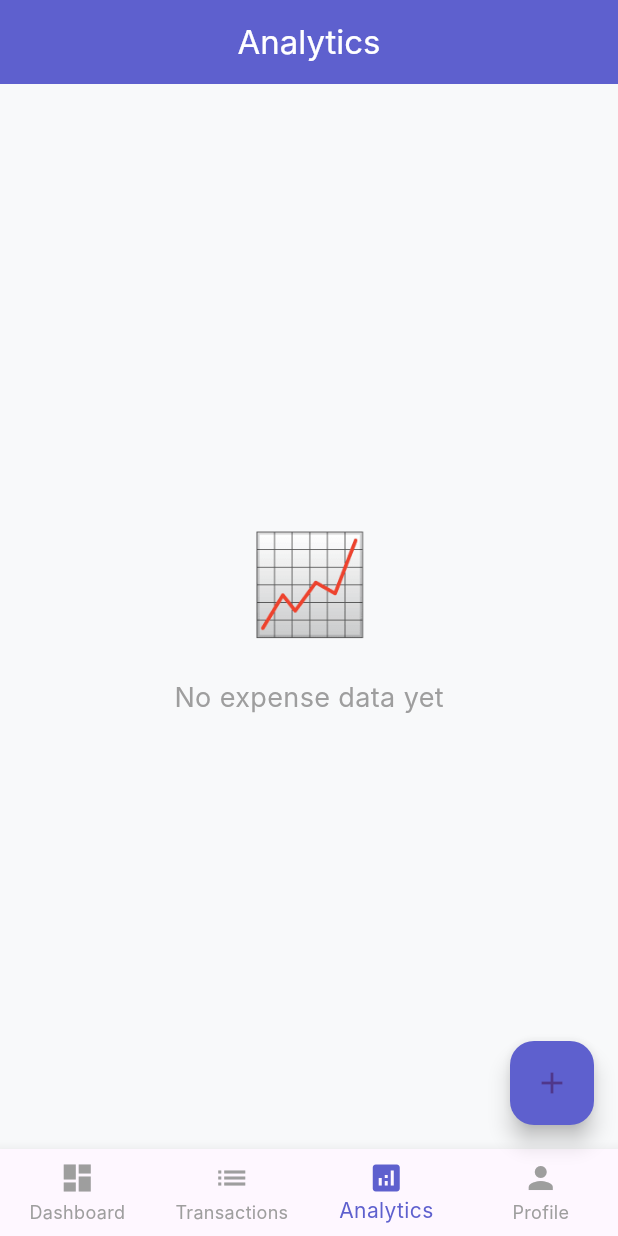
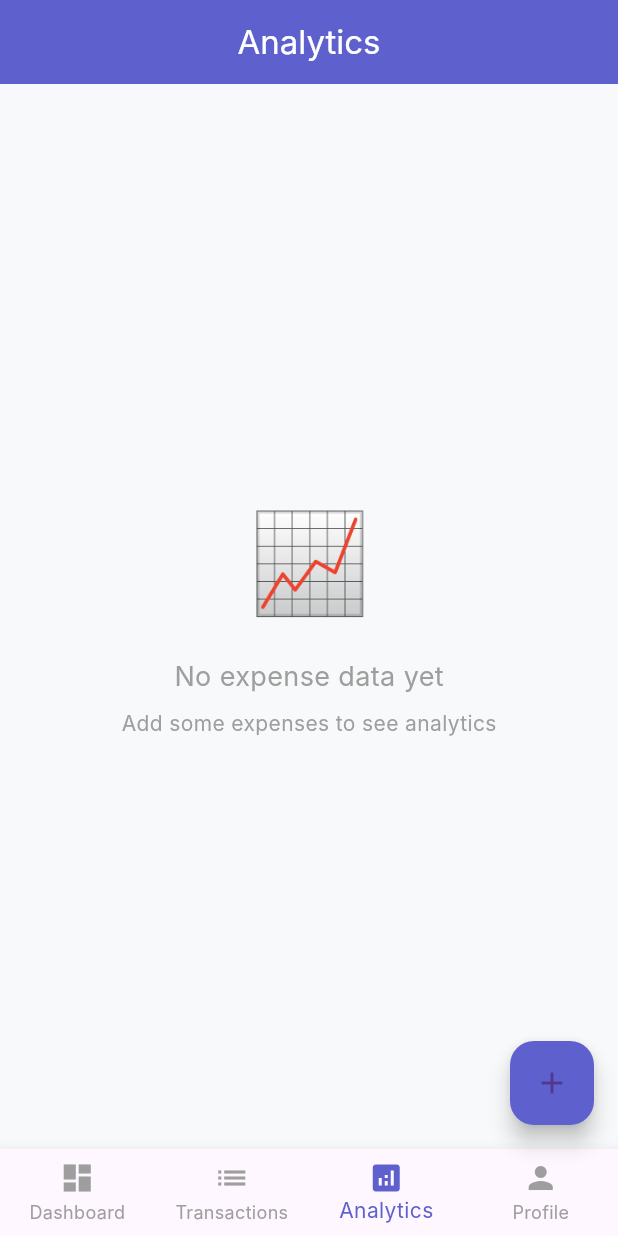
Before and after one commit to Kerosenex1/expense-tracker, a Flutter app: the screen it shows once a user with an empty profile is signed in, item 3 of the bottom bar chosen, on a phone screen of 412 x 824 dp. Run offline on Flutter 3.47's test engine with Material 3 defaults, Android fonts, the phone set to English and light mode, and no system bars; our stand-ins replace cloud_firestore, firebase_auth, firebase_core, flutter_slidable; accounts and stored records are empty; Roboto replaces fonts that are missing (Inter).

```diff
--- a/lib/screens/analytics_screen.dart
+++ b/lib/screens/analytics_screen.dart
@@ -1,14 +1,32 @@
 import 'package:flutter/material.dart';
+import 'package:cloud_firestore/cloud_firestore.dart';
+import 'package:firebase_auth/firebase_auth.dart';
 import '../screens/transaction_model.dart';
 import '../screens/categories.dart';
 
 class AnalyticsScreen extends StatelessWidget {
-  final List<TransactionModel> transactions;
+  const AnalyticsScreen({Key? key}) : super(key: key);
 
-  const AnalyticsScreen({Key? key, required this.transactions})
-    : super(key: key);
+  // Get transactions stream from Firestore
+  Stream<List<TransactionModel>> get transactionsStream {
+    final userId = FirebaseAuth.instance.currentUser?.uid;
+    if (userId == null) return Stream.value([]);
 
-  Map<String, double> _getExpensesByCategory() {
+    return FirebaseFirestore.instance
+        .collection('users')
+        .doc(userId)
+        .collection('transactions')
+        .snapshots()
+        .map((snapshot) {
+          return snapshot.docs
+              .map((doc) => TransactionModel.fromDoc(doc))
+              .toList();
+        });
+  }
+
+  Map<String, double> _getExpensesByCategory(
+    List<TransactionModel> transactions,
+  ) {
     final map = <String, double>{};
     for (final t in transactions) {
       if (t.type == 'expense') {
@@ -18,7 +36,7 @@ class AnalyticsScreen extends StatelessWidget {
     return map;
   }
 
-  double _getTotalExpenses() {
+  double _getTotalExpenses(List<TransactionModel> transactions) {
     return transactions
         .where((t) => t.type == 'expense')
         .fold(0.0, (sum, t) => sum + t.amount);
@@ -26,19 +44,40 @@ class AnalyticsScreen extends StatelessWidget {
 
   @override
   Widget build(BuildContext context) {
-    final expensesByCategory = _getExpensesByCategory();
-    final totalExpenses = _getTotalExpenses();
-    final sortedCategories = expensesByCategory.entries.toList()
-      ..sort((a, b) => b.value.compareTo(a.value));
-
     return Scaffold(
       appBar: AppBar(
         title: const Text('Analytics'),
         backgroundColor: const Color(0xFF5E60CE),
         foregroundColor: Colors.white,
       ),
-      body: sortedCategories.isEmpty
-          ? Center(
+      body: StreamBuilder<List<TransactionModel>>(
+        stream: transactionsStream,
+        builder: (context, snapshot) {
+          if (snapshot.connectionState == ConnectionState.waiting) {
+            return const Center(child: CircularProgressIndicator());
+          }
+
+          if (snapshot.hasError) {
+            return Center(
+              child: Column(
+                mainAxisAlignment: MainAxisAlignment.center,
+                children: [
+                  const Icon(Icons.error_outline, size: 48, color: Colors.red),
+                  const SizedBox(height: 16),
+                  Text('Error: ${snapshot.error}'),
+                ],
+              ),
+            );
+          }
+
+          final transactions = snapshot.data ?? [];
+          final expensesByCategory = _getExpensesByCategory(transactions);
+          final totalExpenses = _getTotalExpenses(transactions);
+          final sortedCategories = expensesByCategory.entries.toList()
+            ..sort((a, b) => b.value.compareTo(a.value));
+
+          if (sortedCategories.isEmpty) {
+            return const Center(
               child: Column(
                 mainAxisAlignment: MainAxisAlignment.center,
                 children: [
@@ -48,10 +87,17 @@ class AnalyticsScreen extends StatelessWidget {
                     'No expense data yet',
                     style: TextStyle(fontSize: 18, color: Colors.grey),
                   ),
+                  SizedBox(height: 8),
+                  Text(
+                    'Add some expenses to see analytics',
+                    style: TextStyle(fontSize: 14, color: Colors.grey),
+                  ),
                 ],
               ),
-            )
-          : ListView(
+            );
+          }
+
+          return ListView(
             padding: const EdgeInsets.all(16),
             children: [
               Container(
@@ -138,8 +184,7 @@ class AnalyticsScreen extends StatelessWidget {
                                 ),
                                 const SizedBox(height: 4),
                                 Text(
-                                    percentage.toStringAsFixed(1) +
-                                        '% of total',
+                                  '${percentage.toStringAsFixed(1)}% of total',
                                   style: const TextStyle(
                                     fontSize: 14,
                                     color: Colors.grey,
@@ -174,6 +219,8 @@ class AnalyticsScreen extends StatelessWidget {
                 );
               }).toList(),
             ],
+          );
+        },
       ),
     );
   }
--- a/lib/screens/home_screen.dart
+++ b/lib/screens/home_screen.dart
@@ -75,7 +75,7 @@ class _HomeScreenState extends State<HomeScreen> {
         final List<Widget> screens = [
           _buildDashboard(transactions),
           const TransactionsScreen(),
-          AnalyticsScreen(transactions: transactions),
+          const AnalyticsScreen(),
           const ProfileScreen(),
         ];
 
--- a/lib/screens/transaction_model.dart
+++ b/lib/screens/transaction_model.dart
@@ -22,7 +22,7 @@ class TransactionModel {
     'type': type,
     'category': category,
     'description': description,
-    'date': Timestamp.fromDate(date),
+    'date': date.toUtc().toIso8601String(), // ✅ Save as ISO String
   };
 
   factory TransactionModel.fromMap(String id, Map<String, dynamic> m) {
@@ -32,7 +32,7 @@ class TransactionModel {
       type: m['type'] as String,
       category: m['category'] as String? ?? '',
       description: m['description'] as String? ?? '',
-      date: (m['date'] as Timestamp).toDate(),
+      date: DateTime.parse(m['date'] as String).toLocal(), // ✅ Parse ISO String
     );
   }
 
```
Lines whose indentation alone changed are shown as unchanged.
